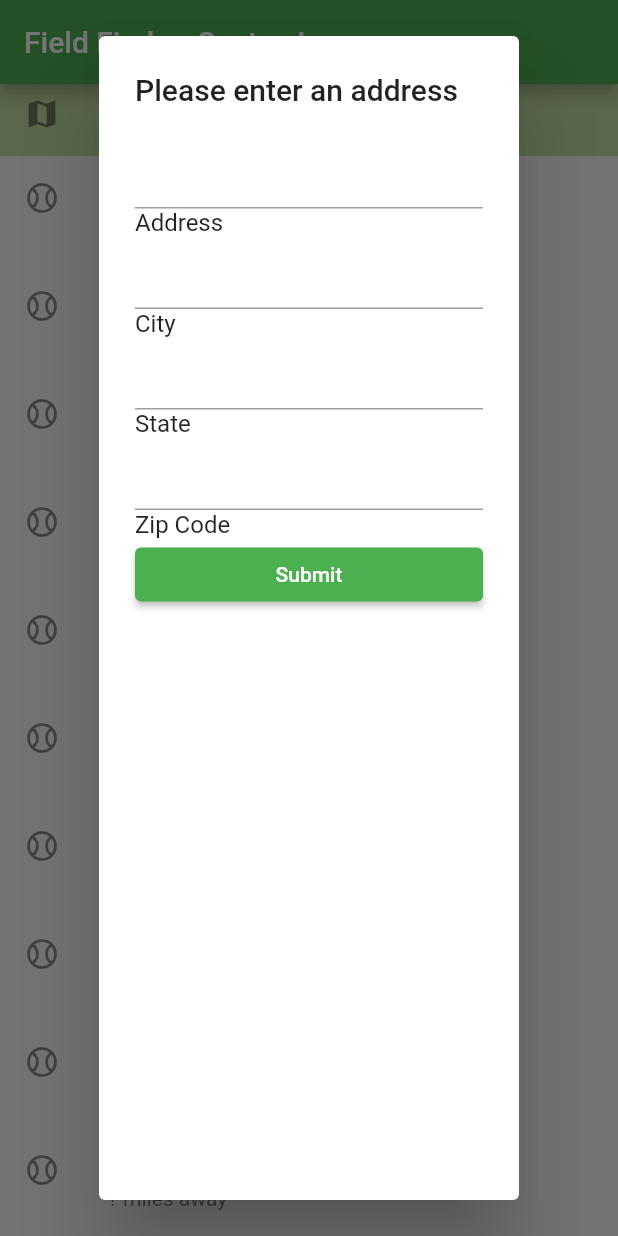
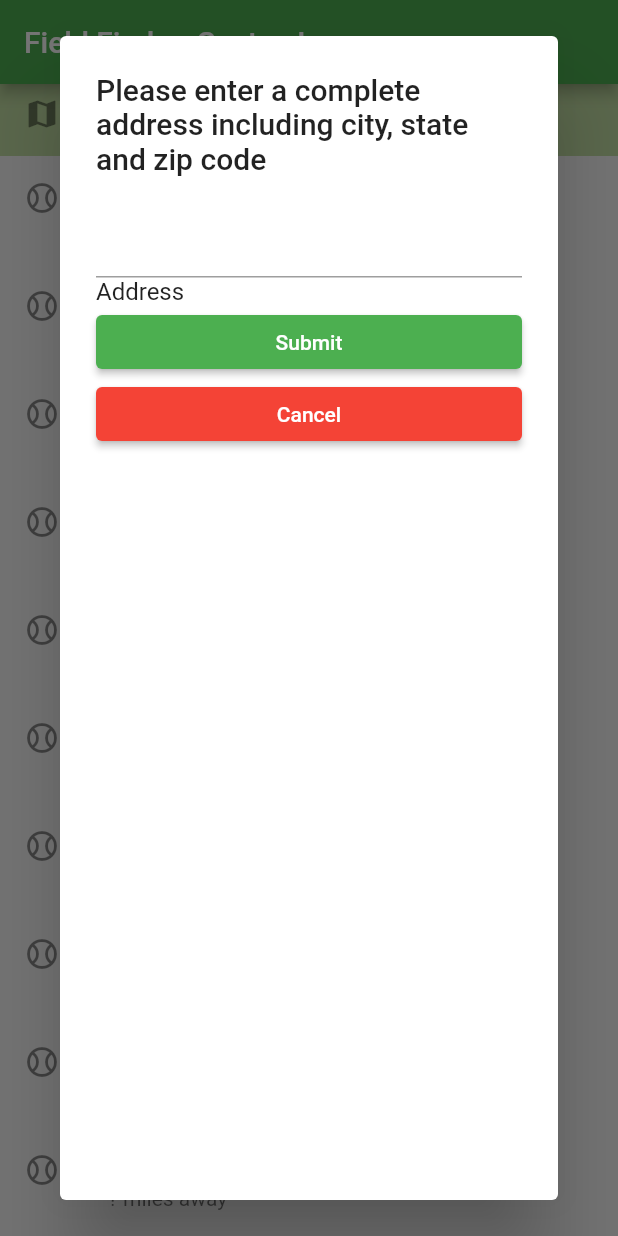
Before and after one commit to jdutt25/Field-Finder, a Flutter app: the screen it shows after launch, scrolled down 64 dp, after a tap on "Calculate distance to stadiums", on a phone screen of 412 x 824 dp. Run offline on Flutter 3.47's test engine with Material 2 defaults, Android fonts, the phone set to English and light mode, and no system bars.

Commit message:
updated MyApp() to prep for microservice data

```diff
--- a/StudioProjects/fieldfinder/lib/main.dart
+++ b/StudioProjects/fieldfinder/lib/main.dart
@@ -2,18 +2,22 @@ import 'package:flutter/cupertino.dart';
 import 'package:flutter/foundation.dart';
 import 'package:flutter/material.dart';
 import 'package:url_launcher/url_launcher.dart';
+import 'package:http/http.dart' as http;
+
 
 
 void main() {
 
     runApp(MaterialApp(
-      home: MyApp(),
+      home: MyApp(americandistance : '?', cameldistance : '?',
+        goodyeardistance : '?', hohokamdistance : '?', peoriadistance : '?',
+        saltdistance : '?', scottsdaledistance : '?', sloandistance : '?',
+        surprisedistance : '?', tempedistance : '?',),
       title: 'Field Finder: Cactus League',
       theme: ThemeData(
         primarySwatch: Colors.green,
       ),
       //const MyApp(
-        //items: List<String>.generate(10000, (i) => 'Item $i'),
        // items: ['American Family Fields of Phoenix','Camelback Ranch', 'Goodyear '
         //    'Ballpark', 'Hohokam Stadium', 'Peoria Sports Complex', 'Salt River '
           //  'Fields at Talking Stick', 'Scottsdale Stadium', 'Sloan Stadium',
@@ -25,20 +29,31 @@ void main() {
 class MyApp extends StatelessWidget {
   // final List items;
 
+   var americandistance;
+   var cameldistance;
+   var goodyeardistance;
+   var hohokamdistance;
+   var peoriadistance;
+   var saltdistance;
+   var scottsdaledistance;
+   var sloandistance;
+   var surprisedistance;
+   var tempedistance;
+
 //  const MyApp({Key? key, required this.items}) : super(key: key);
-  MyApp({Key? key}) : super(key: key);
+  MyApp({Key? key, this.americandistance, this.cameldistance, this.goodyeardistance,
+  this.hohokamdistance, this.peoriadistance, this.saltdistance, this.scottsdaledistance,
+  this.sloandistance, this.surprisedistance, this.tempedistance} ) : super(key: key);
 
   @override
   Widget build(BuildContext context) {
     const title = 'Field Finder: Cactus League';
+    return
 
-    return
     Scaffold(
-
       appBar: AppBar(
         title: const Text(title),
       ),
-
       body:
       ListView(
           children: <Widget>[
@@ -49,7 +64,7 @@ class MyApp extends StatelessWidget {
               tileColor: Colors.lightGreen[100],
               onTap: () {
         // popup info
-                Navigator.of(context).restorablePush(_learnMore);
+                // Navigator.of(context).restorablePush(_learnMore);
               },
             ),
 
@@ -60,14 +75,13 @@ class MyApp extends StatelessWidget {
                 onTap: () {
                 // popup form
                   Navigator.of(context).restorablePush(_popupForm);
-
                     }
                     ),
 
             ListTile(
               leading: const Icon(Icons.sports_baseball_outlined),
               title: const Text('American Family Field'),
-                subtitle: Text('? miles away'),
+              subtitle: Text(americandistance + ' miles away'),
               onTap: () {
                 Navigator.push(
                   context,
@@ -78,7 +92,7 @@ class MyApp extends StatelessWidget {
             ListTile(
               leading: const Icon(Icons.sports_baseball_outlined),
               title: const Text('Camelback Ranch'),
-              subtitle: Text('? miles away'),
+              subtitle: Text(cameldistance +' miles away'),
               onTap: () {
                 Navigator.push(
                   context,
@@ -89,7 +103,7 @@ class MyApp extends StatelessWidget {
             ListTile(
               leading: const Icon(Icons.sports_baseball_outlined),
               title: const Text('Goodyear Ballpark'),
-              subtitle: Text('? miles away'),
+              subtitle: Text(goodyeardistance +' miles away'),
               onTap: () {
                 Navigator.push(
                   context,
@@ -100,7 +114,7 @@ class MyApp extends StatelessWidget {
           ListTile(
             leading: const Icon(Icons.sports_baseball_outlined),
             title: const Text('Hohokam Stadium'),
-            subtitle: Text('? miles away'),
+            subtitle: Text(hohokamdistance +' miles away'),
             onTap: () {
               Navigator.push(
                 context,
@@ -111,7 +125,7 @@ class MyApp extends StatelessWidget {
           ListTile(
             leading: const Icon(Icons.sports_baseball_outlined),
             title: const Text('Peoria Sports Complex'),
-            subtitle: Text('? miles away'),
+            subtitle: Text(peoriadistance +' miles away'),
             onTap: () {
               Navigator.push(
                 context,
@@ -133,7 +147,7 @@ class MyApp extends StatelessWidget {
             ListTile(
               leading: const Icon(Icons.sports_baseball_outlined),
               title: const Text('Scottsdale Stadium'),
-              subtitle: Text('? miles away'),
+              subtitle: Text(scottsdaledistance +' miles away'),
               onTap: () {
                 Navigator.push(
                   context,
@@ -144,7 +158,7 @@ class MyApp extends StatelessWidget {
             ListTile(
               leading: const Icon(Icons.sports_baseball_outlined),
               title: const Text('Sloan Park'),
-              subtitle: Text('? miles away'),
+              subtitle: Text(sloandistance +' miles away'),
               onTap: () {
                 Navigator.push(
                   context,
@@ -155,7 +169,7 @@ class MyApp extends StatelessWidget {
             ListTile(
               leading: const Icon(Icons.sports_baseball_outlined),
               title: const Text('Surprise Stadium'),
-              subtitle: Text('? miles away'),
+              subtitle: Text(surprisedistance +' miles away'),
               onTap: () {
                 Navigator.push(
                   context,
@@ -166,7 +180,7 @@ class MyApp extends StatelessWidget {
             ListTile(
               leading: const Icon(Icons.sports_baseball_outlined),
               title: const Text('Tempe Diablo Stadium'),
-              subtitle: Text('? miles away'),
+              subtitle: Text(tempedistance +' miles away'),
               onTap: () {
                 Navigator.push(
                   context,
@@ -222,8 +236,8 @@ class AmericanRoute extends StatelessWidget {
             const Text("Spring Training home of the Milwaukee Brewers",
                 style: TextStyle(fontSize: 16.0, fontWeight: FontWeight.bold),
             ),
-             const Text("? miles away from given location",
-             style: TextStyle(fontStyle: FontStyle.italic)),
+            // const Text("? miles away from given location",
+             //style: TextStyle(fontStyle: FontStyle.italic)),
             const SizedBox(height: 10),
             const Text( "'American Family Field, where a fan upon encountering the brick"
                     " facade and structural elegance can't help but feel the reincarnation"
@@ -285,8 +299,8 @@ class CamelRoute extends StatelessWidget {
                 "Angeles Dodgers", textAlign: TextAlign.center,
               style: TextStyle(fontSize: 16.0, fontWeight: FontWeight.bold),
             ),
-                 const Text("? miles away from given location",
-                 style: TextStyle(fontStyle: FontStyle.italic)),
+               //  const Text("? miles away from given location",
+                 //style: TextStyle(fontStyle: FontStyle.italic)),
             const SizedBox(height: 10),
             const Text( "'A state-of-the-art baseball facility, Camelback "
                 "Ranch-Glendale is home to the Dodgers' and White Sox' kickoff each year. "
@@ -353,8 +367,8 @@ class GoodyearRoute extends StatelessWidget {
                     "Indians", textAlign: TextAlign.center,
                   style: TextStyle(fontSize: 16.0, fontWeight: FontWeight.bold),
                 ),
-                const Text("? miles away from given location",
-                style: TextStyle(fontStyle: FontStyle.italic)),
+                //const Text("? miles away from given location",
+                //style: TextStyle(fontStyle: FontStyle.italic)),
                 const SizedBox(height: 10),
                 const Text( "'The Reds and Indians train in a state-of-the-art "
                     "Player Development Complex and share Goodyear Ballpark with "
@@ -409,8 +423,8 @@ class HohokamRoute extends StatelessWidget {
                 const Text("Spring Training home of the Oakland Athletics", textAlign: TextAlign.center,
                   style: TextStyle(fontSize: 16.0, fontWeight: FontWeight.bold),
                 ),
-                 const Text("? miles away from given location",
-                     style: TextStyle(fontStyle: FontStyle.italic)),
+                 //const Text("? miles away from given location",
+                   //  style: TextStyle(fontStyle: FontStyle.italic)),
                 const SizedBox(height: 10),
                 const Text( "'Crisp visuals and in-game entertainment, shaded "
                     "terrace level and down the line areas, and outfield berm "
@@ -474,8 +488,8 @@ class PeoriaRoute extends StatelessWidget {
                     "Diego Padres", textAlign: TextAlign.center,
                   style: TextStyle(fontSize: 16.0, fontWeight: FontWeight.bold),
                 ),
-                 const Text("? miles away from given location",
-                     style: TextStyle(fontStyle: FontStyle.italic)),
+                 //const Text("? miles away from given location",
+                   //  style: TextStyle(fontStyle: FontStyle.italic)),
                 const SizedBox(height: 10),
                 const Text( "'Peoria Sports Complex is located in the heart of "
                     "Peoria's P83 Entertainment District. The city's crown jewel"
@@ -543,8 +557,8 @@ class SaltRoute extends StatelessWidget {
                     "Diamondbacks", textAlign: TextAlign.center,
                   style: TextStyle(fontSize: 16.0, fontWeight: FontWeight.bold),
                 ),
-                 const Text("? miles away from given location",
-                 style: TextStyle(fontStyle: FontStyle.italic)),
+                 //const Text("? miles away from given location",
+                 //style: TextStyle(fontStyle: FontStyle.italic)),
                 const SizedBox(height: 10),
                 const Text( "'Salt River Fields at Talking Stick includes an "
                     "11,000-seat capacity ballpark, a total of 12 practice fields "
@@ -610,8 +624,8 @@ class ScottsdaleRoute extends StatelessWidget {
                   textAlign: TextAlign.center,
                   style: TextStyle(fontSize: 16.0, fontWeight: FontWeight.bold),
                 ),
-                const Text("? miles away from given location",
-                    style: TextStyle(fontStyle: FontStyle.italic)),
+                //const Text("? miles away from given location",
+                  //  style: TextStyle(fontStyle: FontStyle.italic)),
                 const SizedBox(height: 10),
                 const Text( "'Located in the middle of historic Old Town, Scottsdale "
                     "Stadium sits on the corner of Osborn Rd and Drinkwater Blvd. "
@@ -675,8 +689,8 @@ class SloanRoute extends StatelessWidget {
                   textAlign: TextAlign.center,
                   style: TextStyle(fontSize: 16.0, fontWeight: FontWeight.bold),
                 ),
-                const Text("? miles away from given location",
-                    style: TextStyle(fontStyle: FontStyle.italic)),
+                //const Text("? miles away from given location",
+                  //  style: TextStyle(fontStyle: FontStyle.italic)),
                 const SizedBox(height: 10),
                 const Text( "'Sloan Park is an American baseball park in Mesa,"
                     " Arizona, which opened in 2014. The primary operator is the "
@@ -751,8 +765,8 @@ class SurpriseRoute extends StatelessWidget {
                   textAlign: TextAlign.center,
                   style: TextStyle(fontSize: 16.0, fontWeight: FontWeight.bold),
                 ),
-                 const Text("? miles away from given location",
-                     style: TextStyle(fontStyle: FontStyle.italic)),
+                 //const Text("? miles away from given location",
+                   //  style: TextStyle(fontStyle: FontStyle.italic)),
                 const SizedBox(height: 10),
                 const Text( "'Located in Surprise, Ariz., 25 miles northwest of"
                     " Phoenix, Surprise Stadium is the Spring Training home to the"
@@ -808,8 +822,8 @@ class TempeRoute extends StatelessWidget {
                   textAlign: TextAlign.center,
                   style: TextStyle(fontSize: 16.0, fontWeight: FontWeight.bold),
                 ),
-                const Text("? miles away from given location",
-                    style: TextStyle(fontStyle: FontStyle.italic)),
+                //const Text("? miles away from given location",
+                  //  style: TextStyle(fontStyle: FontStyle.italic)),
                 const SizedBox(height: 10),
                 const Text( "'Tempe Diablo Stadium is a baseball field located in "
                     "Tempe, Arizona. It has been the spring training home of the "
@@ -861,37 +875,40 @@ Route<Object?> _learnMore(BuildContext context, Object? arguments) {
 
 Route<Object?> _popupForm(BuildContext context, Object? arguments) {
   final _formKey = GlobalKey<FormState>();
+
   return DialogRoute<void>(
     context: context,
     builder: (BuildContext context)
   {
     return AlertDialog(
-        title: const Text('Please enter an address'),
+        title: const Text('Please enter a complete address including city, state'
+            ' and zip code'),
         content: Form(
           key: _formKey,
            child: ListView(
             children: <Widget>[
               TextFormField(
                 // The validator receives the text that the user has entered.
-               // validator: (value) {
-                 // if (value == null || value.isEmpty) {
-                   // return 'Please enter an address';
-                  //}
-                  //return null;
-                //},
+                validator: (value) {
+                  if (value == null || value.isEmpty) {
+                    return 'Please enter an address';
+                  }
+                  var address = value;
+                  return null;
+                },
               ),
-              Text('Address'),
-              TextFormField(
+               const Text('Address'),
+               //  TextFormField(
                 // The validator receives the text that the user has entered.
-              //  validator: (value) {
-                //  if (value == null || value.isEmpty) {
+                //validator: (value) {
+                  //if (value == null || value.isEmpty) {
                   //  return 'Please enter a City';
                  // }
                   //return null;
                 //},
-              ),
-              const Text('City'),
-              TextFormField(
+             //),
+              //const Text('City'),
+              //TextFormField(
                 // The validator receives the text that the user has entered.
                // validator: (value) {
                 //  if (value == null || value.isEmpty) {
@@ -899,9 +916,9 @@ Route<Object?> _popupForm(BuildContext context, Object? arguments) {
                   //}
                  // return null;
                // },
-              ),
-              const Text('State'),
-              TextFormField(
+              //),
+              //const Text('State'),
+              //TextFormField(
                 // The validator receives the text that the user has entered.
                 //validator: (value) {
                   //if (value == null || value.isEmpty) {
@@ -909,26 +926,60 @@ Route<Object?> _popupForm(BuildContext context, Object? arguments) {
                   //}
                   //return null;
                 //},
-              ),
-              Text('Zip Code'),
+              //),
+              //Text('Zip Code'),
               ElevatedButton(
                 onPressed: () {
                   // Validate returns true if the form is valid, or false otherwise.
-               // if (_formKey.currentState.validate()) {
-                  // If the form is valid, display a snackbar. Later will
-                  // use information to call microservice. the information in a database.
-                  Navigator.of(context).pop();
+                  if (_formKey.currentState!.validate()) {
+                    //If the form is valid, display a snackbar. Later will
+                    // use information to call microservice
+
+                    var americandist = 'test?';
+                    var cameldist = '?';
+                    var goodyeardist = '?';
+                    var hohokamdist = '?';
+                    var peoriadist = '?';
+                    var saltdist = '?';
+                    var scottsdaledist = '?';
+                    var sloandist = '?';
+                    var surprisedist = '?';
+                    var tempedist = '?';
+
+                    Navigator.push(
+                      context,
+                      MaterialPageRoute(builder: (context) => MyApp(americandistance: americandist,
+                          cameldistance : cameldist, goodyeardistance : goodyeardist,
+                          hohokamdistance : hohokamdist, peoriadistance : peoriadist,
+                          saltdistance : saltdist, scottsdaledistance : scottsdaledist,
+                          sloandistance : sloandist, surprisedistance : surprisedist,
+                        tempedistance : tempedist,
+                      )),
+                    );
                     ScaffoldMessenger.of(context).showSnackBar(
-                    const SnackBar(content: Text('Calculating distance'),//),
-
+                        const SnackBar(
+                          content: Text('Calculating distance'), //),
                         )
                     );
+                  }
                 },
                 child: const Text('Submit'),
+              ),
+                ElevatedButton(
+                      // goes back to home screen without calculating distance
+                  style: ButtonStyle(
+                    backgroundColor: MaterialStateProperty.all<Color>(Colors.red),
+                  ),
+                  onPressed: () {
+                    // goes back to home screen
+                      Navigator.of(context).pop();
+                    },
+                  child: const Text('Cancel'),
                 ),
              ],
            ),
         )
     );
-  });
   }
+  );
+}
--- a/StudioProjects/fieldfinder/pubspec.yaml
+++ b/StudioProjects/fieldfinder/pubspec.yaml
@@ -36,6 +36,7 @@ dependencies:
   # Use with the CupertinoIcons class for iOS style icons.
   cupertino_icons: ^1.0.2
   url_launcher: ^6.0.12
+  http: ^0.13.4
 
 dev_dependencies:
   flutter_test:
```
Also changed, not shown: StudioProjects/fieldfinder/pubspec.lock. Lines whose indentation alone changed are shown as unchanged.
